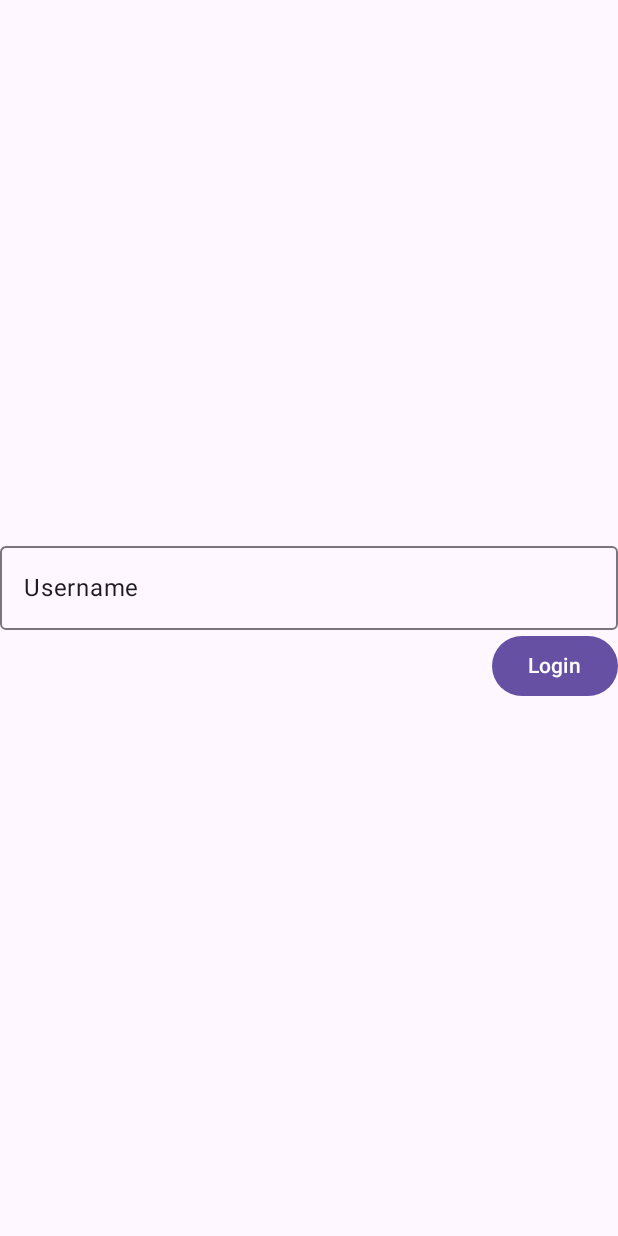
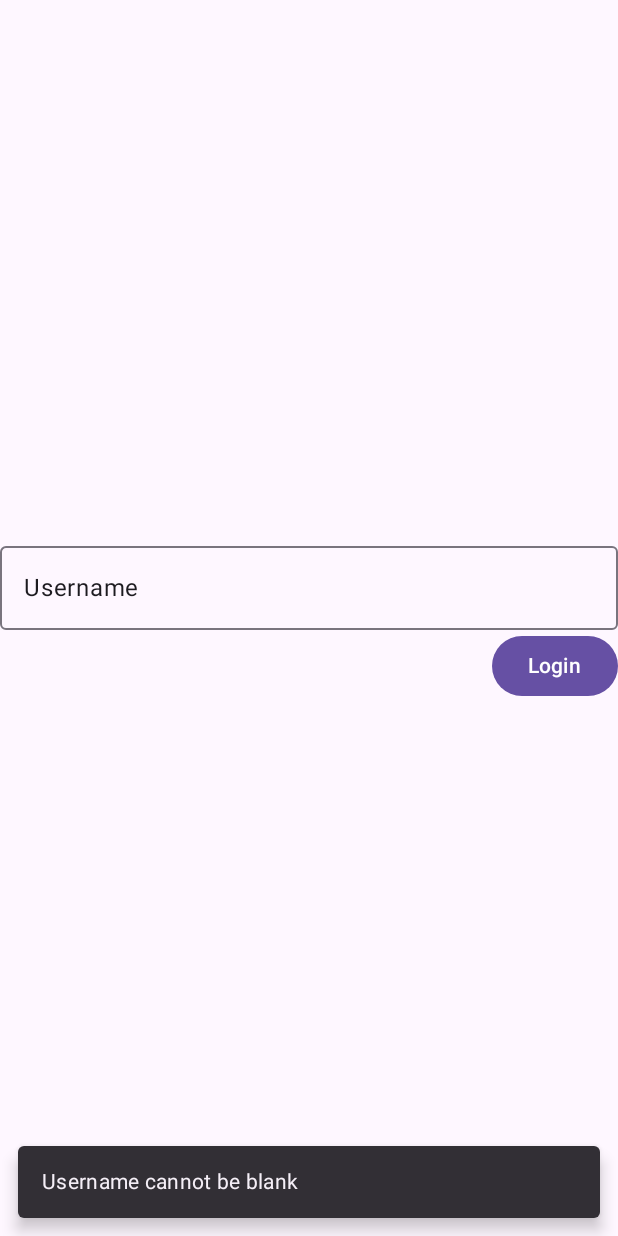
Before and after one commit to smazik02/ToDoSync, an Android app built with Jetpack Compose: the screen it shows after launch (MainActivity), after a tap on "Login", on a phone screen of 412 x 824 dp. Run offline under Robolectric (Android 15) with nearby library versions, the phone set to English and light mode, and no system bars.

Commit message:
style: :lipstick: replaced Toast with SnackBar in Main Activity

```diff
--- a/mobile/app/src/main/java/com/example/todosync/activities/MainActivity.kt
+++ b/mobile/app/src/main/java/com/example/todosync/activities/MainActivity.kt
@@ -2,7 +2,6 @@ package com.example.todosync.activities
 
 import android.content.Intent
 import android.os.Bundle
-import android.widget.Toast
 import androidx.activity.ComponentActivity
 import androidx.activity.compose.setContent
 import androidx.activity.enableEdgeToEdge
@@ -11,23 +10,29 @@ import androidx.compose.foundation.layout.Column
 import androidx.compose.foundation.layout.WindowInsets
 import androidx.compose.foundation.layout.fillMaxSize
 import androidx.compose.foundation.layout.fillMaxWidth
+import androidx.compose.foundation.layout.padding
 import androidx.compose.foundation.layout.safeContent
 import androidx.compose.foundation.layout.windowInsetsPadding
 import androidx.compose.material3.Button
 import androidx.compose.material3.ButtonDefaults
 import androidx.compose.material3.MaterialTheme
 import androidx.compose.material3.OutlinedTextField
+import androidx.compose.material3.Scaffold
+import androidx.compose.material3.SnackbarHost
+import androidx.compose.material3.SnackbarHostState
 import androidx.compose.material3.Surface
 import androidx.compose.material3.Text
 import androidx.compose.runtime.Composable
 import androidx.compose.runtime.getValue
 import androidx.compose.runtime.mutableStateOf
 import androidx.compose.runtime.remember
+import androidx.compose.runtime.rememberCoroutineScope
 import androidx.compose.runtime.setValue
 import androidx.compose.ui.Alignment
 import androidx.compose.ui.Modifier
 import androidx.compose.ui.tooling.preview.Preview
 import com.example.todosync.ui.theme.ToDoSyncTheme
+import kotlinx.coroutines.launch
 
 class MainActivity : ComponentActivity() {
 
@@ -35,9 +40,16 @@ class MainActivity : ComponentActivity() {
         super.onCreate(savedInstanceState)
         enableEdgeToEdge()
         setContent {
+            val scope = rememberCoroutineScope()
+            val snackbarHostState = remember { SnackbarHostState() }
+
             var userNameText by remember { mutableStateOf("") }
 
             ToDoSyncTheme {
+                Scaffold(
+                    snackbarHost = { SnackbarHost(hostState = snackbarHostState) },
+                    modifier = Modifier.fillMaxSize()
+                ) { innerPadding ->
                     Surface(
                         modifier = Modifier.fillMaxSize(),
                         color = MaterialTheme.colorScheme.background
@@ -50,7 +62,8 @@ class MainActivity : ComponentActivity() {
                             Column(
                                 modifier = Modifier
                                     .align(Alignment.Center)
-                                .fillMaxWidth(),
+                                    .fillMaxWidth()
+                                    .padding(innerPadding),
                                 horizontalAlignment = Alignment.End
                             ) {
                                 OutlinedTextField(
@@ -70,14 +83,15 @@ class MainActivity : ComponentActivity() {
                                 Button(
                                     onClick = {
                                         if (userNameText.isBlank()) {
-                                        Toast.makeText(
-                                            this@MainActivity,
-                                            "Username cannot be blank",
-                                            Toast.LENGTH_SHORT
-                                        ).show()
+                                            scope.launch {
+                                                snackbarHostState.showSnackbar("Username cannot be blank")
+                                            }
                                             return@Button
                                         }
-                                    Intent(applicationContext, TaskListsActivity::class.java).also {
+                                        Intent(
+                                            applicationContext,
+                                            TaskListsActivity::class.java
+                                        ).also {
                                             startActivity(it)
                                         }
                                     },
@@ -86,13 +100,14 @@ class MainActivity : ComponentActivity() {
                                     Text(
                                         text = "Login",
                                         color = MaterialTheme.colorScheme.onPrimary,
-                                    style = MaterialTheme.typography.labelLarge
+                                        style = MaterialTheme.typography.labelLarge,
+                                        maxLines = 1
                                     )
                                 }
                             }
                         }
                     }
-
+                }
             }
         }
     }
```
Lines whose indentation alone changed are shown as unchanged.
